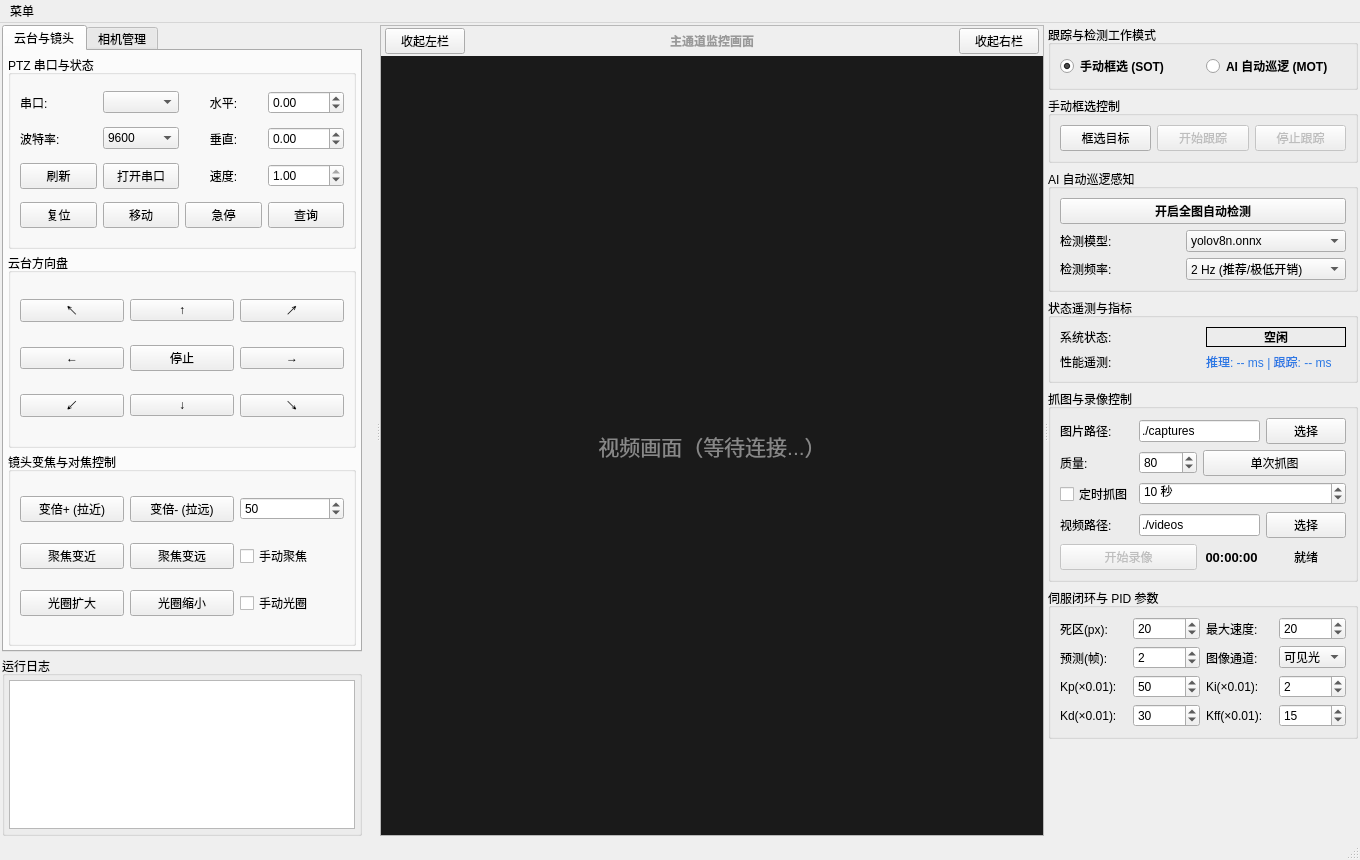
First picture: the form in mainwindow.ui, repository soranokiseki1437/nanhu_RGB_PTZ, before the edit.
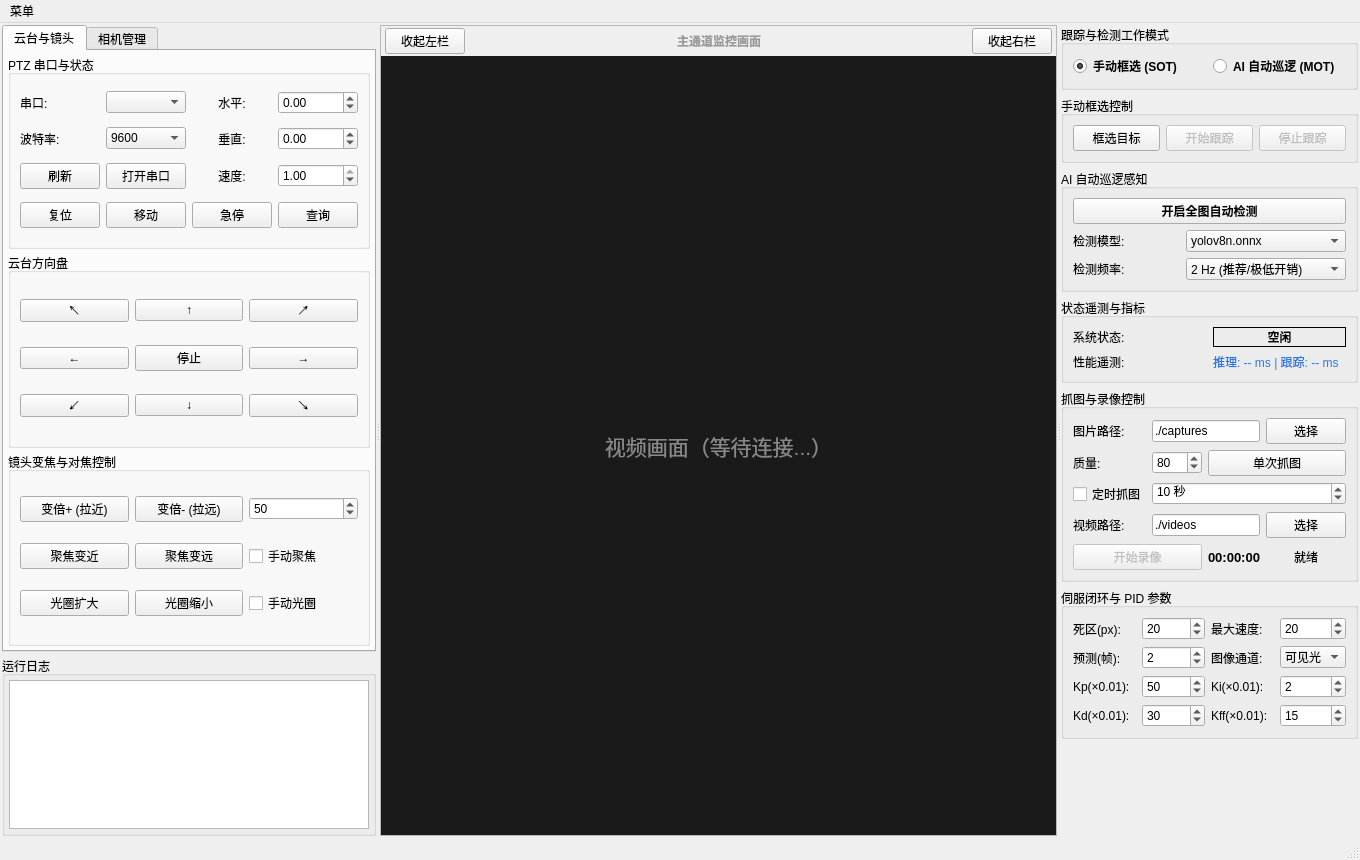
Second picture: the form after the edit.

Commit message: fix(UI): 修复侧边栏折叠按钮信号槽双重触发Bug，放开QSplitter最小宽度为0

```diff
--- a/mainwindow.ui
+++ b/mainwindow.ui
@@ -49,13 +49,13 @@
       </property>
       <property name="minimumSize">
        <size>
-        <width>330</width>
+        <width>0</width>
         <height>0</height>
        </size>
       </property>
       <property name="maximumSize">
        <size>
-        <width>360</width>
+        <width>500</width>
         <height>16777215</height>
        </size>
       </property>
@@ -725,13 +725,13 @@
       </property>
       <property name="minimumSize">
        <size>
-        <width>310</width>
+        <width>0</width>
         <height>0</height>
        </size>
       </property>
       <property name="maximumSize">
        <size>
-        <width>340</width>
+        <width>500</width>
         <height>16777215</height>
        </size>
       </property>
```
The commit also changes 2 other files.
